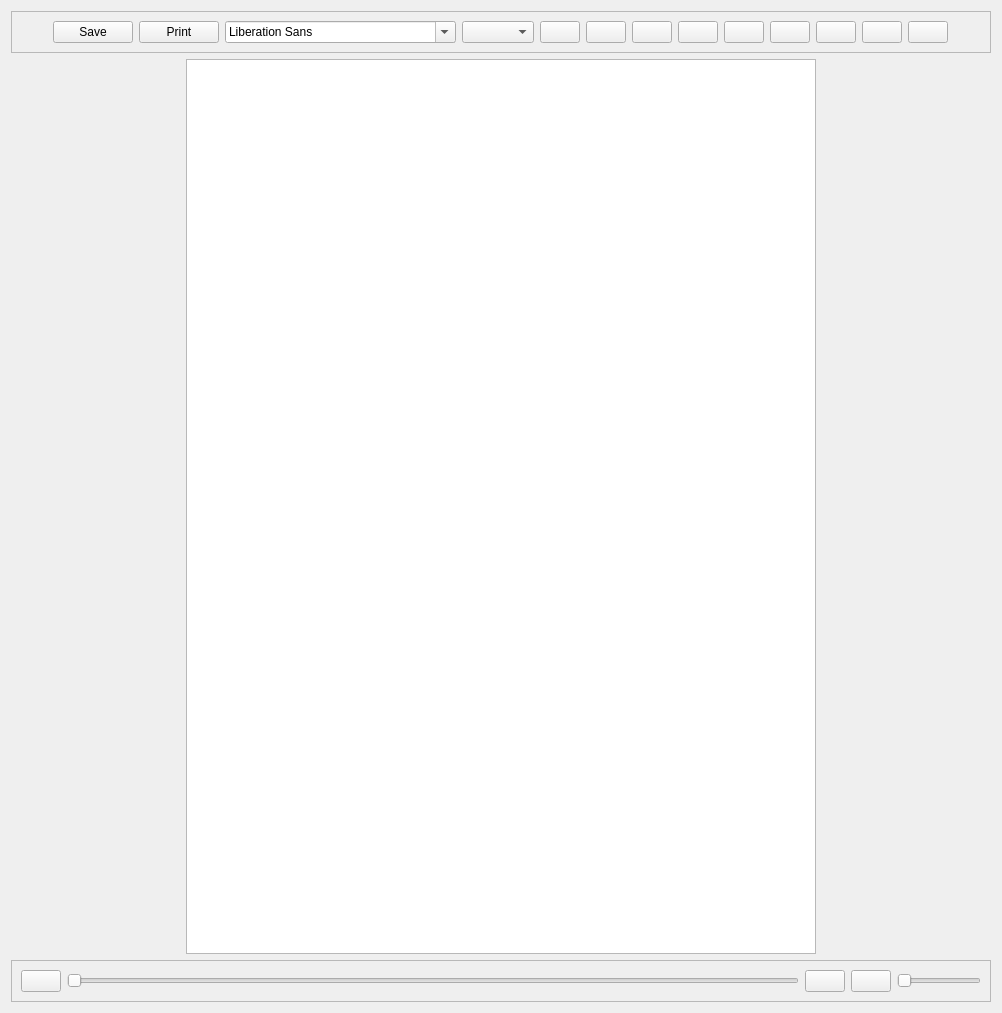
First picture: the form in ui_files/text_editor.ui, repository sanath111/rbhus_clone, before the edit.
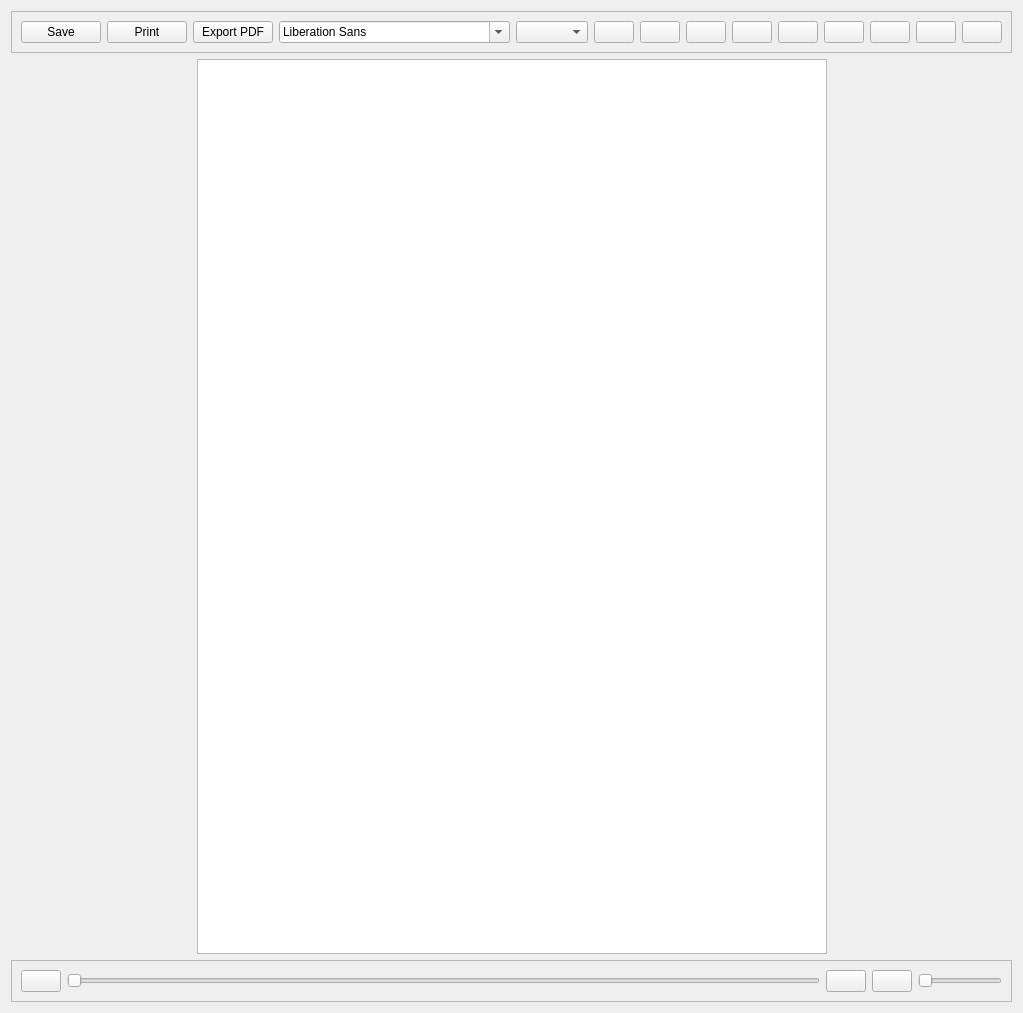
Second picture: the form after the edit.

Diff of the .ui file:
```diff
--- a/ui_files/text_editor.ui
+++ b/ui_files/text_editor.ui
@@ -56,6 +56,13 @@
         </property>
        </widget>
       </item>
+      <item>
+       <widget class="QPushButton" name="exportButt">
+        <property name="text">
+         <string>Export PDF</string>
+        </property>
+       </widget>
+      </item>
       <item>
        <widget class="QFontComboBox" name="fontBox"/>
       </item>
```
